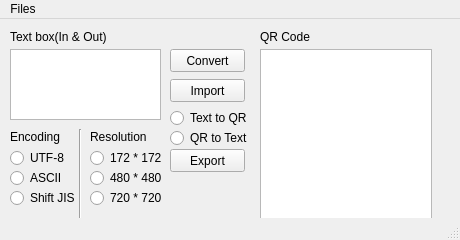
This is main.ui in theskanthunt42/simpleQRtool as Qt 5 draws it before an edit. The edited form follows.
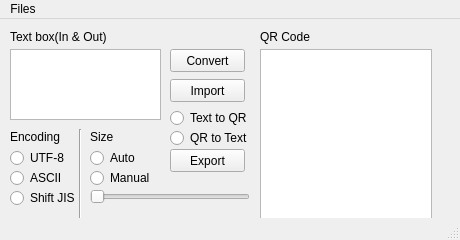
This is the edited form.

Diff of the .ui file:
```diff
--- a/main.ui
+++ b/main.ui
@@ -179,58 +179,6 @@
      <string>Shift JIS</string>
     </property>
    </widget>
-   <widget class="QLabel" name="labelShow_Res">
-    <property name="geometry">
-     <rect>
-      <x>90</x>
-      <y>110</y>
-      <width>71</width>
-      <height>16</height>
-     </rect>
-    </property>
-    <property name="text">
-     <string>Resolution</string>
-    </property>
-   </widget>
-   <widget class="QRadioButton" name="res172">
-    <property name="geometry">
-     <rect>
-      <x>90</x>
-      <y>130</y>
-      <width>71</width>
-      <height>18</height>
-     </rect>
-    </property>
-    <property name="text">
-     <string>172 * 172</string>
-    </property>
-   </widget>
-   <widget class="QRadioButton" name="res480">
-    <property name="geometry">
-     <rect>
-      <x>90</x>
-      <y>150</y>
-      <width>71</width>
-      <height>18</height>
-     </rect>
-    </property>
-    <property name="text">
-     <string>480 * 480</string>
-    </property>
-   </widget>
-   <widget class="QRadioButton" name="res720">
-    <property name="geometry">
-     <rect>
-      <x>90</x>
-      <y>170</y>
-      <width>71</width>
-      <height>18</height>
-     </rect>
-    </property>
-    <property name="text">
-     <string>720 * 720</string>
-    </property>
-   </widget>
    <widget class="QPushButton" name="exportExec">
     <property name="geometry">
      <rect>
@@ -257,6 +205,64 @@
      <string>Import</string>
     </property>
    </widget>
+   <widget class="QLabel" name="sizeLabel">
+    <property name="geometry">
+     <rect>
+      <x>90</x>
+      <y>110</y>
+      <width>51</width>
+      <height>16</height>
+     </rect>
+    </property>
+    <property name="text">
+     <string>Size</string>
+    </property>
+   </widget>
+   <widget class="QRadioButton" name="sizeAutoButton">
+    <property name="geometry">
+     <rect>
+      <x>90</x>
+      <y>130</y>
+      <width>71</width>
+      <height>18</height>
+     </rect>
+    </property>
+    <property name="text">
+     <string>Auto</string>
+    </property>
+   </widget>
+   <widget class="QRadioButton" name="sizeManualButton">
+    <property name="geometry">
+     <rect>
+      <x>90</x>
+      <y>150</y>
+      <width>71</width>
+      <height>18</height>
+     </rect>
+    </property>
+    <property name="text">
+     <string>Manual</string>
+    </property>
+   </widget>
+   <widget class="QSlider" name="sizeSlider">
+    <property name="geometry">
+     <rect>
+      <x>90</x>
+      <y>170</y>
+      <width>160</width>
+      <height>16</height>
+     </rect>
+    </property>
+    <property name="minimum">
+     <number>1</number>
+    </property>
+    <property name="maximum">
+     <number>42</number>
+    </property>
+    <property name="orientation">
+     <enum>Qt::Horizontal</enum>
+    </property>
+   </widget>
   </widget>
   <widget class="QMenuBar" name="menubar">
    <property name="geometry">
```
